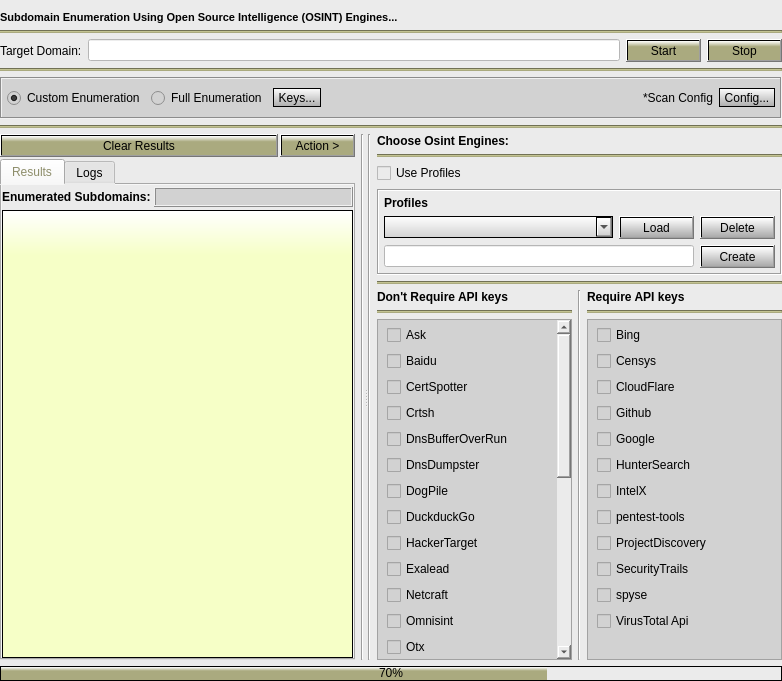
First picture: the form in Gui/src/OsintTab/Osint.ui, repository 3nock/OTE, before the edit.
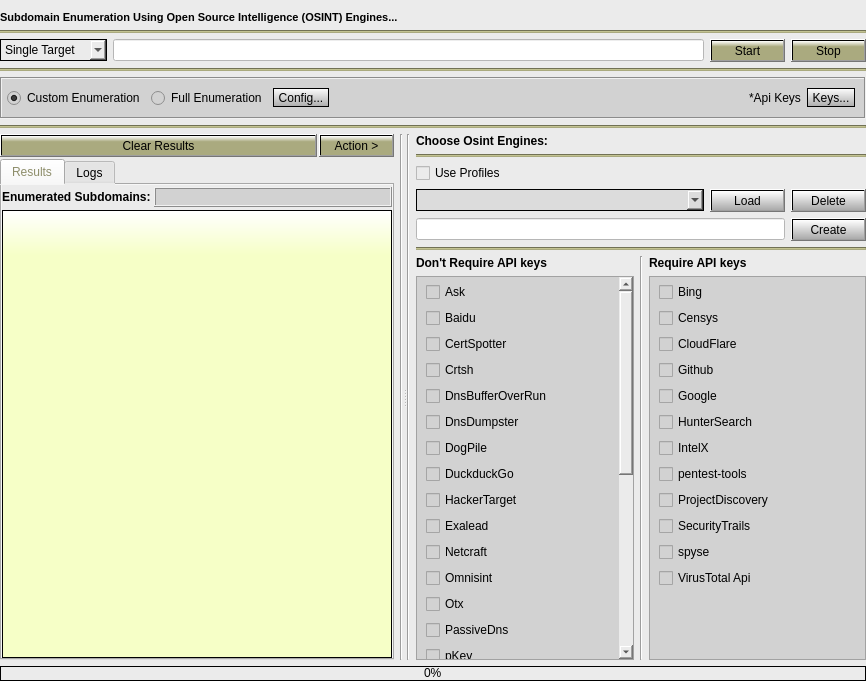
Second picture: the form after the edit.

Diff of the .ui file:
```diff
--- a/Gui/src/OsintTab/Osint.ui
+++ b/Gui/src/OsintTab/Osint.ui
@@ -6,7 +6,7 @@
    <rect>
     <x>0</x>
     <y>0</y>
-    <width>782</width>
+    <width>866</width>
     <height>681</height>
    </rect>
   </property>
@@ -67,26 +67,30 @@
      <item>
       <layout class="QHBoxLayout" name="horizontalLayout_4">
        <item>
-        <widget class="QLabel" name="label">
-         <property name="font">
-          <font>
-           <weight>50</weight>
-           <italic>false</italic>
-           <bold>false</bold>
-          </font>
+        <widget class="QComboBox" name="comboBox">
+         <property name="minimumSize">
+          <size>
+           <width>100</width>
+           <height>22</height>
+          </size>
          </property>
          <property name="styleSheet">
-          <string notr="true"/>
+          <string notr="true">border-style: solid;
+border-color: black;
+border-width: 1px;
+border-radius: 0px;
+selection-background-color:  rgb(177, 177, 133);</string>
          </property>
-         <property name="frameShape">
-          <enum>QFrame::NoFrame</enum>
-         </property>
-         <property name="frameShadow">
-          <enum>QFrame::Raised</enum>
-         </property>
-         <property name="text">
-          <string>Target Domain:</string>
-         </property>
+         <item>
+          <property name="text">
+           <string>Single Target</string>
+          </property>
+         </item>
+         <item>
+          <property name="text">
+           <string>Multiple Targets</string>
+          </property>
+         </item>
         </widget>
        </item>
        <item>
@@ -169,7 +173,7 @@
          <number>5</number>
         </property>
         <property name="rightMargin">
-         <number>5</number>
+         <number>9</number>
         </property>
         <item>
          <widget class="QRadioButton" name="radioButton_customScan">
@@ -189,18 +193,7 @@
          </widget>
         </item>
         <item>
-         <widget class="QToolButton" name="toolButton_keys">
-          <property name="minimumSize">
-           <size>
-            <width>0</width>
-            <height>18</height>
-           </size>
-          </property>
-          <property name="font">
-           <font>
-            <italic>false</italic>
-           </font>
-          </property>
+         <widget class="QToolButton" name="toolButton_config">
           <property name="styleSheet">
            <string notr="true">background-color: qlineargradient(x1: 0, y1: 0, x2: 0, y2: 1.5, stop: 0 white, stop: 1 grey);
 border-style: solid;
@@ -209,7 +202,7 @@
 border-radius: 15px</string>
           </property>
           <property name="text">
-           <string>Keys...</string>
+           <string>Config...</string>
           </property>
          </widget>
         </item>
@@ -235,12 +228,23 @@
            </sizepolicy>
           </property>
           <property name="text">
-           <string>*Scan Config</string>
+           <string>*Api Keys</string>
           </property>
          </widget>
         </item>
         <item>
-         <widget class="QToolButton" name="toolButton_config">
+         <widget class="QToolButton" name="toolButton_keys">
+          <property name="minimumSize">
+           <size>
+            <width>0</width>
+            <height>18</height>
+           </size>
+          </property>
+          <property name="font">
+           <font>
+            <italic>false</italic>
+           </font>
+          </property>
           <property name="styleSheet">
            <string notr="true">background-color: qlineargradient(x1: 0, y1: 0, x2: 0, y2: 1.5, stop: 0 white, stop: 1 grey);
 border-style: solid;
@@ -249,7 +253,7 @@
 border-radius: 15px</string>
           </property>
           <property name="text">
-           <string>Config...</string>
+           <string>Keys...</string>
           </property>
          </widget>
         </item>
@@ -627,46 +631,27 @@
             <string notr="true"/>
            </property>
            <property name="frameShape">
-            <enum>QFrame::Box</enum>
+            <enum>QFrame::NoFrame</enum>
            </property>
            <property name="frameShadow">
             <enum>QFrame::Sunken</enum>
            </property>
            <layout class="QVBoxLayout" name="verticalLayout_7">
+            <property name="spacing">
+             <number>6</number>
+            </property>
             <property name="leftMargin">
-             <number>5</number>
+             <number>0</number>
             </property>
             <property name="topMargin">
-             <number>5</number>
+             <number>0</number>
             </property>
             <property name="rightMargin">
-             <number>5</number>
+             <number>0</number>
             </property>
             <property name="bottomMargin">
-             <number>5</number>
+             <number>0</number>
             </property>
-            <item>
-             <widget class="QLabel" name="label_2">
-              <property name="font">
-               <font>
-                <weight>75</weight>
-                <bold>true</bold>
-               </font>
-              </property>
-              <property name="styleSheet">
-               <string notr="true"/>
-              </property>
-              <property name="frameShape">
-               <enum>QFrame::NoFrame</enum>
-              </property>
-              <property name="frameShadow">
-               <enum>QFrame::Raised</enum>
-              </property>
-              <property name="text">
-               <string>Profiles</string>
-              </property>
-             </widget>
-            </item>
             <item>
              <layout class="QHBoxLayout" name="horizontalLayout_2">
               <item>
@@ -678,11 +663,18 @@
                  </size>
                 </property>
                 <property name="styleSheet">
-                 <string notr="true">background-color: qlineargradient(x1: 0, y1: 0, x2: 0, y2: 1, stop: 0 white, stop: 1 rgb(210, 210, 210));
+                 <string notr="true">/*background-color: qlineargradient(x1: 0, y1: 0, x2: 0, y2: 1, stop: 0 white, stop: 1 rgb(210, 210, 210));
 border-style: solid;
 border-color:  black;
 border-width: 1px;
-border-radius: 0px;</string>
+border-radius: 0px;
+*/
+background-color: rgb(220, 220, 220);
+border-style: solid;
+border-color: black;
+border-width: 1px;
+border-radius: 0px;
+selection-background-color:  rgb(177, 177, 133);</string>
                 </property>
                 <property name="editable">
                  <bool>false</bool>
@@ -838,16 +830,6 @@
                    </property>
                   </widget>
                  </item>
-                 <item>
-                  <widget class="Line" name="line_7">
-                   <property name="styleSheet">
-                    <string notr="true">background-color: rgb(170, 170, 127);</string>
-                   </property>
-                   <property name="orientation">
-                    <enum>Qt::Horizontal</enum>
-                   </property>
-                  </widget>
-                 </item>
                 </layout>
                </item>
                <item>
@@ -884,7 +866,7 @@
                    <rect>
                     <x>0</x>
                     <y>0</y>
-                    <width>164</width>
+                    <width>186</width>
                     <height>654</height>
                    </rect>
                   </property>
@@ -1155,16 +1137,6 @@
                    </property>
                   </widget>
                  </item>
-                 <item>
-                  <widget class="Line" name="line_9">
-                   <property name="styleSheet">
-                    <string notr="true">background-color: rgb(170, 170, 127);</string>
-                   </property>
-                   <property name="orientation">
-                    <enum>Qt::Horizontal</enum>
-                   </property>
-                  </widget>
-                 </item>
                 </layout>
                </item>
                <item>
@@ -1198,7 +1170,7 @@
                    <rect>
                     <x>0</x>
                     <y>0</y>
-                    <width>180</width>
+                    <width>202</width>
                     <height>310</height>
                    </rect>
                   </property>
@@ -1348,7 +1320,7 @@
 }</string>
      </property>
      <property name="value">
-      <number>70</number>
+      <number>0</number>
      </property>
     </widget>
    </item>
```
Left out of the diff: 1 changed line with no effect on the pictures.
